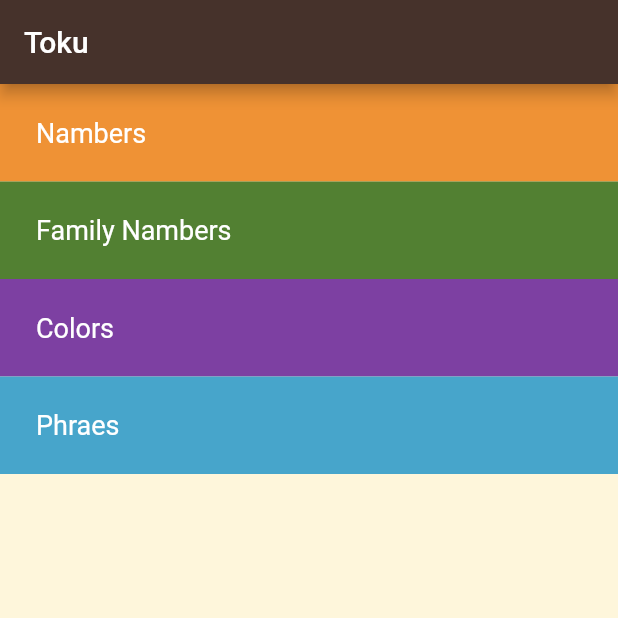
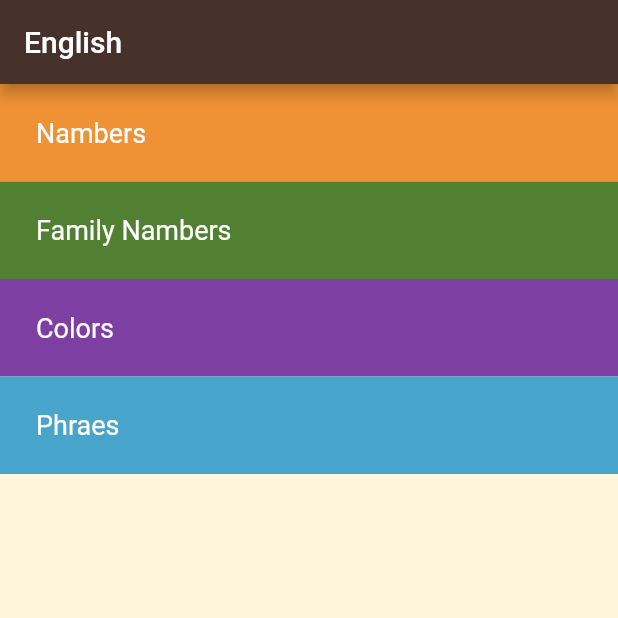
Before and after one commit to jehadadili/APP_language_learrning, a Flutter app: the screen it shows after launch, on a phone screen of 412 x 824 dp, the top half of it. Run offline on Flutter 3.47's test engine with Material 2 defaults, Android fonts, the phone set to English and light mode, and no system bars.

Commit message:
first commit

```diff
--- a/lib/screen/home_page.dart
+++ b/lib/screen/home_page.dart
@@ -16,7 +16,7 @@ class HomePage extends StatelessWidget {
       backgroundColor: const Color(0xfffef6db),
       appBar: AppBar(
         backgroundColor: const Color(0xff46322b),
-        title: const Text('Toku' ),
+        title: const Text('English' ),
       ),
       body: Column(
 
```
